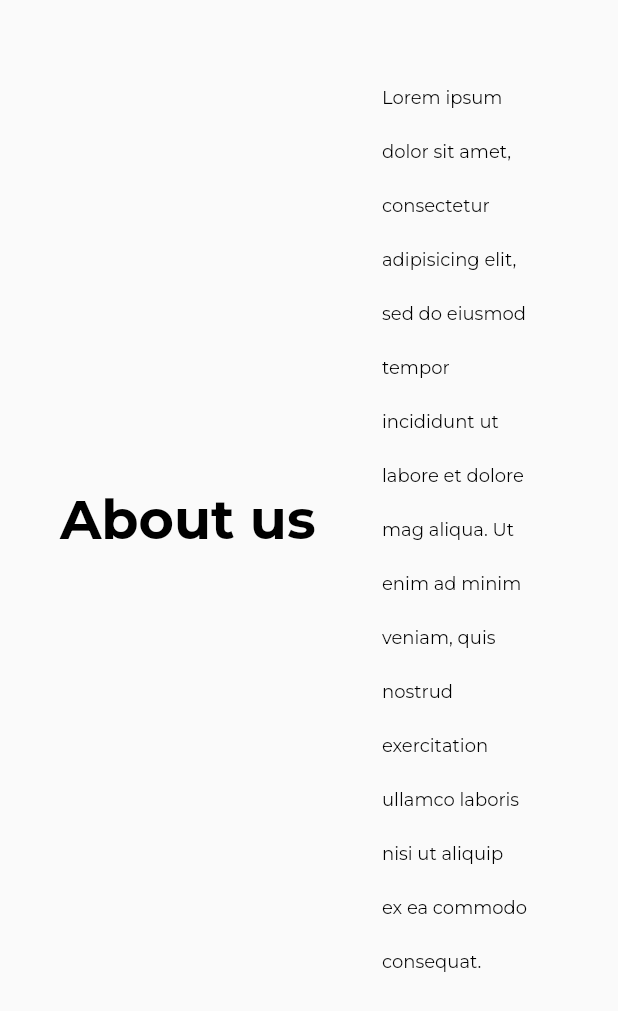
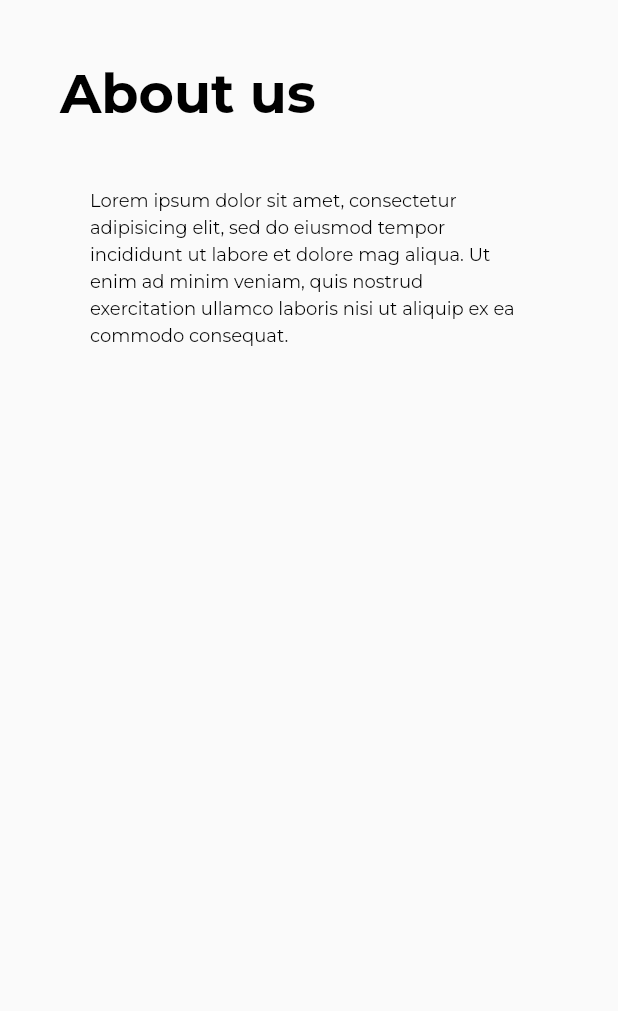
Before and after one commit to YoussefOutahar/odc_web_front, a Flutter app: the AboutSection widget shown alone on an empty page, opened directly, on a phone screen of 412 x 824 dp. Shown: the top 1011 px of the screen. Run offline on Flutter 3.47's test engine with Material 2 defaults, Android fonts, the phone set to English and light mode, and no system bars; drawn by our look-alikes of flutter_animate; our stand-ins replace blur, email_validator, firebase_auth, firebase_core, flutter_carousel_widget, flutter_slider_drawer and 6 more; missing offline and left inert: odc_web_front; accounts and stored records are empty; statements that could not run were skipped; project files that could hold a hidden picture were left out.

Commit message:
more mobile adjustements

```diff
--- a/lib/Core/header.dart
+++ b/lib/Core/header.dart
@@ -40,7 +40,7 @@ class _HeaderState extends State<Header> {
             ],
           ),
           const Spacer(),
-          AuthController.checkIfLogged() ? _buildLogged() : _buildNotLogged(),
+          // AuthController.checkIfLogged() ? _buildLogged() : _buildNotLogged(),
         ],
       ),
     );
--- a/lib/Views/HomePage/Sections/about_section.dart
+++ b/lib/Views/HomePage/Sections/about_section.dart
@@ -1,4 +1,5 @@
 import 'package:flutter/material.dart';
+import 'package:responsive_builder/responsive_builder.dart';
 
 class AboutSection extends StatelessWidget {
   const AboutSection({
@@ -7,6 +8,30 @@ class AboutSection extends StatelessWidget {
 
   @override
   Widget build(BuildContext context) {
+    return ResponsiveBuilder(
+      builder: (context, sizingInformation) {
+        if (sizingInformation.isMobile) {
+          return Container(
+            margin: const EdgeInsets.symmetric(vertical: 20 * 2),
+            padding: const EdgeInsets.symmetric(horizontal: 20 * 2),
+            constraints: const BoxConstraints(maxWidth: 1110),
+            child: Column(
+              crossAxisAlignment: CrossAxisAlignment.start,
+              children: [
+                Text("About us",
+                    style: Theme.of(context).textTheme.displayMedium),
+                const SizedBox(
+                  height: 40,
+                ),
+                const AboutSectionText(
+                  text:
+                      "Lorem ipsum dolor sit amet, consectetur adipisicing elit, sed do eiusmod tempor incididunt ut labore et dolore mag aliqua. Ut enim ad minim veniam, quis nostrud exercitation ullamco laboris nisi ut aliquip ex ea commodo consequat.",
+                ),
+                const SizedBox(height: 20),
+              ],
+            ),
+          );
+        } else {
           return Container(
             margin: const EdgeInsets.symmetric(vertical: 20 * 2),
             padding: const EdgeInsets.symmetric(horizontal: 20 * 2),
@@ -51,6 +76,9 @@ class AboutSection extends StatelessWidget {
             ),
           );
         }
+      },
+    );
+  }
 }
 
 class AboutSectionText extends StatelessWidget {
@@ -68,7 +96,7 @@ class AboutSectionText extends StatelessWidget {
       child: Text(
         text,
         style: const TextStyle(
-            fontWeight: FontWeight.normal, height: 3, color: Colors.black),
+            fontWeight: FontWeight.normal, color: Colors.black, height: 1.5),
       ),
     );
   }
--- a/pubspec.yaml
+++ b/pubspec.yaml
@@ -1,4 +1,4 @@
-name: odc_web_front
+name: odc
 description: A new Flutter project.
 publish_to: 'none'
 version: 1.0.0+1
```
Also changed, not shown: lib/Core/Layout/Components/mobile_layout.dart (+66 -33 lines), lib/Views/HomePage/Components/formation_card.dart (+12 -5 lines), 1 other file. Lines whose indentation alone changed are shown as unchanged.
